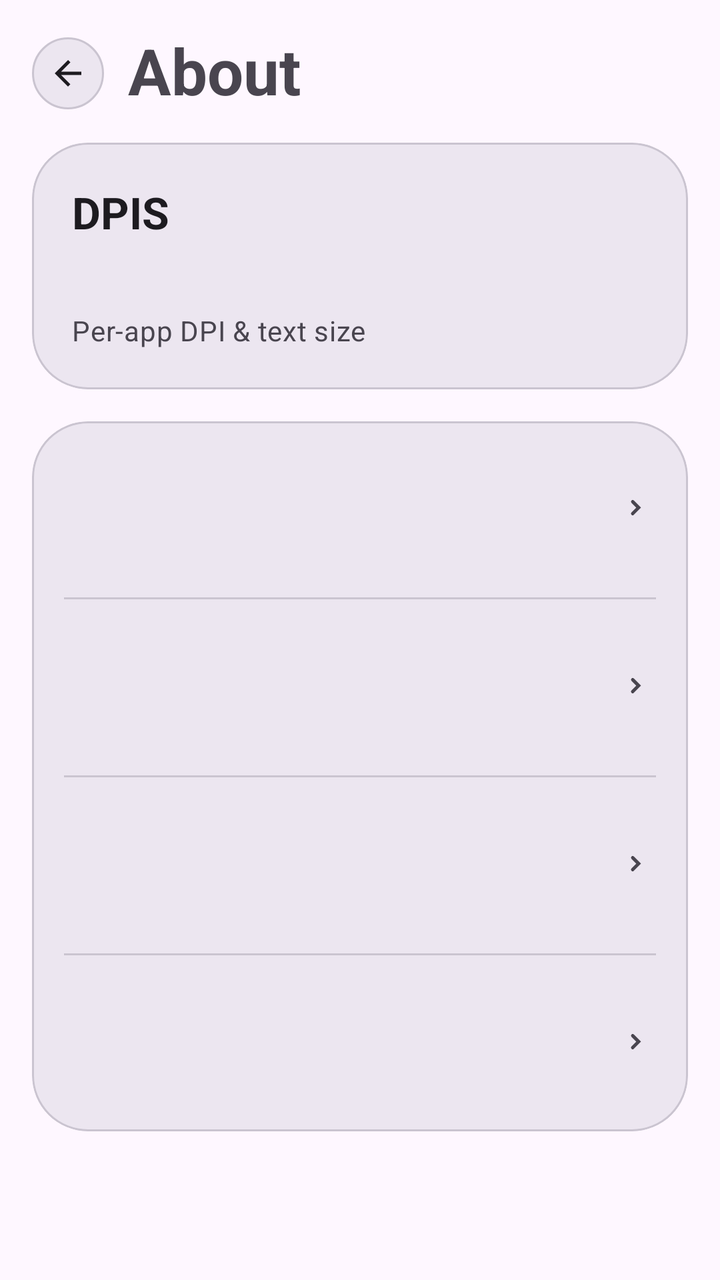
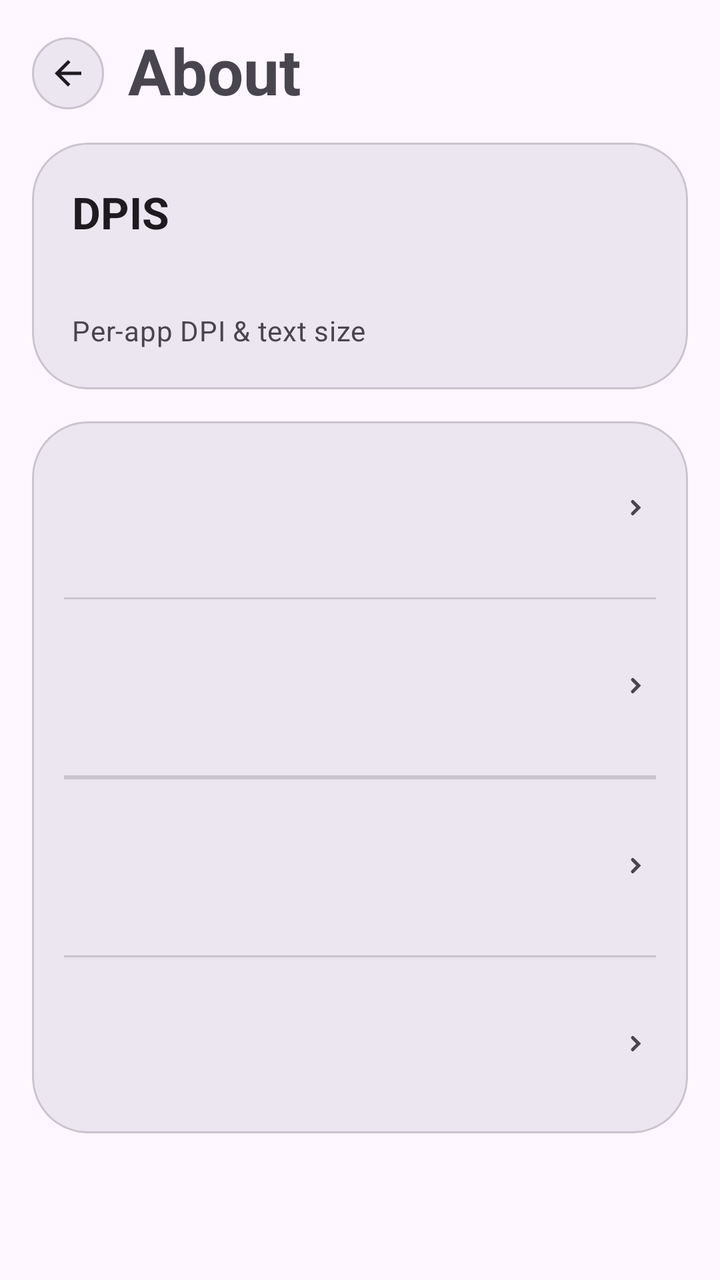

Screens rendered from an Android XML layout before and after an edit, with the pre-edit source and the edit as a unified diff.
<!-- AndroidManifest.xml: application theme Theme.Dpis -->
<!-- res/layout/activity_about.xml -->
<?xml version="1.0" encoding="utf-8"?>
<ScrollView xmlns:android="http://schemas.android.com/apk/res/android"
    xmlns:app="http://schemas.android.com/apk/res-auto"
    android:layout_width="match_parent"
    android:layout_height="match_parent">

    <LinearLayout
        android:id="@+id/about_content"
        android:layout_width="match_parent"
        android:layout_height="wrap_content"
        android:orientation="vertical"
        android:paddingStart="16dp"
        android:paddingTop="18dp"
        android:paddingEnd="16dp"
        android:paddingBottom="24dp">

        <LinearLayout
            android:layout_width="match_parent"
            android:layout_height="wrap_content"
            android:gravity="center_vertical"
            android:orientation="horizontal">

            <androidx.appcompat.widget.AppCompatImageButton
                android:id="@+id/about_back_button"
                android:layout_width="@dimen/settings_back_button_size"
                android:layout_height="@dimen/settings_back_button_size"
                android:background="@drawable/bg_round_button_surface"
                android:contentDescription="@string/system_settings_back"
                android:padding="8dp"
                android:scaleType="centerInside"
                android:src="@drawable/ic_arrow_back_24"
                app:tint="?attr/colorOnSurface" />

            <com.google.android.material.textview.MaterialTextView
                android:layout_width="wrap_content"
                android:layout_height="wrap_content"
                android:layout_marginStart="12dp"
                android:includeFontPadding="false"
                android:text="@string/about_title"
                android:textAppearance="@style/TextAppearance.Material3.HeadlineLarge"
                android:textStyle="bold" />
        </LinearLayout>

        <com.google.android.material.card.MaterialCardView
            android:layout_width="match_parent"
            android:layout_height="wrap_content"
            android:layout_marginTop="16dp"
            app:cardBackgroundColor="?attr/colorSurfaceContainerHigh"
            app:cardCornerRadius="28dp"
            app:strokeColor="?attr/colorOutlineVariant"
            app:strokeWidth="1dp">

            <LinearLayout
                android:layout_width="match_parent"
                android:layout_height="wrap_content"
                android:orientation="vertical"
                android:padding="20dp">

                <com.google.android.material.textview.MaterialTextView
                    android:id="@+id/about_app_name"
                    android:layout_width="wrap_content"
                    android:layout_height="wrap_content"
                    android:text="@string/app_name"
                    android:textAppearance="@style/TextAppearance.Material3.TitleLarge"
                    android:textStyle="bold" />

                <com.google.android.material.textview.MaterialTextView
                    android:id="@+id/about_version"
                    android:layout_width="wrap_content"
                    android:layout_height="wrap_content"
                    android:layout_marginTop="4dp"
                    android:textAppearance="@style/TextAppearance.Material3.BodyMedium"
                    android:textColor="?attr/colorOnSurfaceVariant" />

                <com.google.android.material.textview.MaterialTextView
                    android:id="@+id/about_description"
                    android:layout_width="wrap_content"
                    android:layout_height="wrap_content"
                    android:layout_marginTop="12dp"
                    android:text="@string/module_description"
                    android:textAppearance="@style/TextAppearance.Material3.BodyMedium"
                    android:textColor="?attr/colorOnSurfaceVariant" />
            </LinearLayout>
        </com.google.android.material.card.MaterialCardView>

        <com.google.android.material.card.MaterialCardView
            android:layout_width="match_parent"
            android:layout_height="wrap_content"
            android:layout_marginTop="16dp"
            app:cardBackgroundColor="?attr/colorSurfaceContainerHigh"
            app:cardCornerRadius="28dp"
            app:strokeColor="?attr/colorOutlineVariant"
            app:strokeWidth="1dp">

            <LinearLayout
                android:layout_width="match_parent"
                android:layout_height="wrap_content"
                android:orientation="vertical">

                <include
                    android:id="@+id/row_about_source"
                    layout="@layout/item_settings_entry" />

                <com.google.android.material.divider.MaterialDivider
                    android:layout_width="match_parent"
                    android:layout_height="wrap_content"
                    android:layout_marginStart="16dp"
                    android:layout_marginEnd="16dp" />

                <include
                    android:id="@+id/row_about_update"
                    layout="@layout/item_settings_entry" />

                <com.google.android.material.divider.MaterialDivider
                    android:layout_width="match_parent"
                    android:layout_height="wrap_content"
                    android:layout_marginStart="16dp"
                    android:layout_marginEnd="16dp" />

                <include
                    android:id="@+id/row_about_feedback"
                    layout="@layout/item_settings_entry" />

                <com.google.android.material.divider.MaterialDivider
                    android:layout_width="match_parent"
                    android:layout_height="wrap_content"
                    android:layout_marginStart="16dp"
                    android:layout_marginEnd="16dp" />

                <include
                    android:id="@+id/row_about_open_source_license"
                    layout="@layout/item_settings_entry" />
            </LinearLayout>
        </com.google.android.material.card.MaterialCardView>
    </LinearLayout>
</ScrollView>
<!-- res/layout/item_settings_entry.xml (included above) -->
<?xml version="1.0" encoding="utf-8"?>
<LinearLayout xmlns:android="http://schemas.android.com/apk/res/android"
    xmlns:app="http://schemas.android.com/apk/res-auto" android:layout_width="match_parent" android:layout_height="wrap_content" android:background="?attr/selectableItemBackground" android:gravity="center_vertical" android:minHeight="88dp" android:orientation="horizontal" android:paddingStart="16dp" android:paddingTop="12dp" android:paddingEnd="16dp" android:paddingBottom="12dp">

    <androidx.appcompat.widget.AppCompatImageView android:id="@+id/setting_icon" android:layout_width="24dp" android:layout_height="24dp" android:contentDescription="@null" app:tint="?attr/colorOnSurfaceVariant" />

    <LinearLayout android:layout_width="0dp" android:layout_height="wrap_content" android:layout_marginStart="14dp" android:layout_weight="1" android:orientation="vertical">

        <com.google.android.material.textview.MaterialTextView android:id="@+id/setting_title" android:layout_width="match_parent" android:layout_height="wrap_content" android:textAppearance="@style/TextAppearance.Material3.TitleMedium" android:textStyle="bold" />

        <com.google.android.material.textview.MaterialTextView android:id="@+id/setting_subtitle" android:layout_width="match_parent" android:layout_height="wrap_content" android:layout_marginTop="2dp" android:textAppearance="@style/TextAppearance.Material3.BodyMedium" android:textColor="?attr/colorOnSurfaceVariant" />
    </LinearLayout>

    <androidx.appcompat.widget.AppCompatImageView android:id="@+id/setting_chevron" android:layout_width="20dp" android:layout_height="20dp" android:layout_marginStart="12dp" android:contentDescription="@null" android:src="@drawable/ic_chevron_right_24" app:tint="?attr/colorOnSurfaceVariant" />
</LinearLayout>
<!-- resources referenced by this layout -->
<resources>
  <dimen name="settings_back_button_size">36dp</dimen>
  <!-- drawable bg_round_button_surface (drawable) -->
  <?xml version="1.0" encoding="utf-8"?>
  <shape xmlns:android="http://schemas.android.com/apk/res/android"
      android:shape="oval">
      <solid android:color="?attr/colorSurfaceContainerHigh" />
      <stroke
          android:width="1dp"
          android:color="?attr/colorOutlineVariant" />
  </shape>
  <!-- drawable ic_arrow_back_24 (drawable) -->
  <?xml version="1.0" encoding="utf-8"?>
  <vector xmlns:android="http://schemas.android.com/apk/res/android"
      android:width="24dp"
      android:height="24dp"
      android:viewportWidth="24"
      android:viewportHeight="24">
      <path
          android:fillColor="#FFFFFFFF"
          android:pathData="M20,11H7.83l5.59,-5.59L12,4l-8,8l8,8l1.41,-1.41L7.83,13H20z" />
  </vector>
  <!-- drawable ic_chevron_right_24 (drawable) -->
  <?xml version="1.0" encoding="utf-8"?>
  <vector xmlns:android="http://schemas.android.com/apk/res/android"
      android:width="24dp"
      android:height="24dp"
      android:viewportWidth="24"
      android:viewportHeight="24">
      <path
          android:fillColor="@android:color/white"
          android:pathData="M9.29,6.71a1,1 0,0 1,1.42 0L15,11l-4.29,4.29a1,1 0,1 1,-1.42 -1.42L12.17,11 9.29,8.12a1,1 0,0 1,0 -1.41z" />
  </vector>
  <string name="about_title">About</string>
  <string name="app_name">DPIS</string>
  <string name="module_description">Per-app DPI &amp; text size</string>
  <string name="system_settings_back">Back</string>
  <style name="Theme.Dpis" parent="Theme.Material3.DayNight.NoActionBar">
          <item name="android:statusBarColor">@android:color/transparent</item>
          <item name="android:navigationBarColor">@android:color/transparent</item>
          <item name="android:windowLightStatusBar">true</item>
      </style>
</resources>

<!-- the commit's change to res/layout/activity_about.xml (unified diff, before → after) -->
@@ -112,6 +112,19 @@
                     layout="@layout/item_settings_entry" />
 
                 <com.google.android.material.divider.MaterialDivider
+                    android:id="@+id/divider_after_update"
+                    android:layout_width="match_parent"
+                    android:layout_height="wrap_content"
+                    android:layout_marginStart="16dp"
+                    android:layout_marginEnd="16dp" />
+
+                <include
+                    android:id="@+id/row_about_update_dialog_debug_only"
+                    layout="@layout/item_settings_entry"
+                    android:visibility="gone" />
+
+                <com.google.android.material.divider.MaterialDivider
+                    android:id="@+id/divider_after_update_dialog_debug_only"
                     android:layout_width="match_parent"
                     android:layout_height="wrap_content"
                     android:layout_marginStart="16dp"
